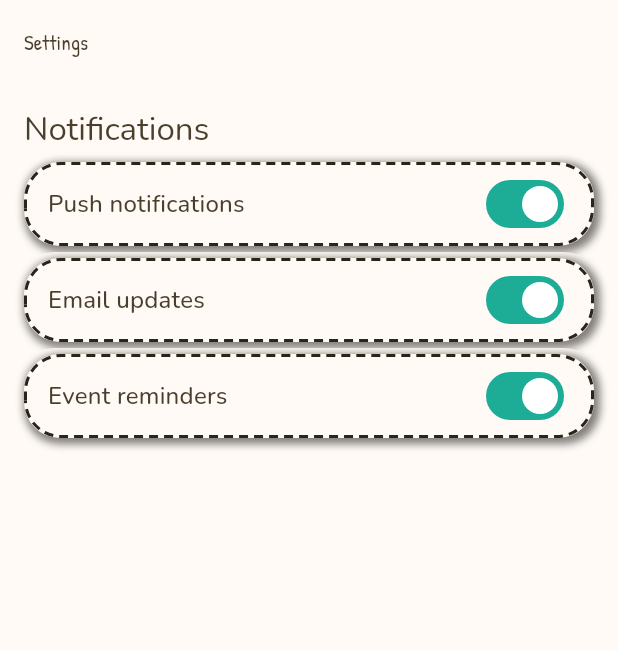
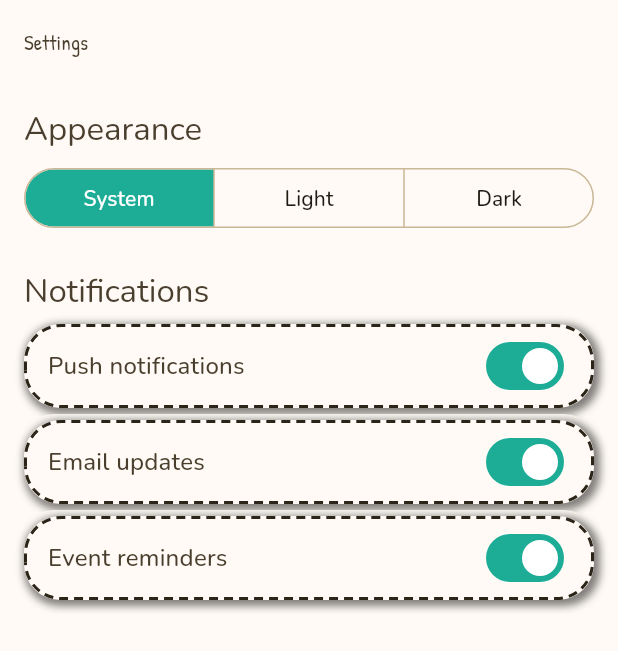
Before and after one commit to subaasw/evora-app, a Flutter app: the SettingsScreen screen opened by its route, on a phone screen of 412 x 824 dp. Shown: the top 651 px of the screen. Run offline on Flutter 3.47's test engine with Material 3 defaults, Android fonts, the phone set to English and light mode, and no system bars; our stand-ins replace fl_chart, go_router, google_fonts, qr_flutter; missing offline and left inert: mobile_scanner.

Commit message:
feat: theme mode switcher in settings

```diff
--- a/lib/features/attendee/profile_pages.dart
+++ b/lib/features/attendee/profile_pages.dart
@@ -1,5 +1,6 @@
 import 'package:flutter/material.dart';
 
+import 'package:evora/theme/app_theme.dart';
 import 'package:evora/theme/app_tokens.dart';
 import 'package:evora/theme/sketch_colors.dart';
 import 'package:evora/widgets/evora_logo.dart';
@@ -133,6 +134,10 @@ class _SettingsScreenState extends State<SettingsScreen> {
         padding: const EdgeInsets.fromLTRB(
             AppSpacing.md, AppSpacing.md, AppSpacing.md, AppSpacing.xl),
         children: [
+          Text('Appearance', style: theme.textTheme.titleLarge),
+          const SizedBox(height: AppSpacing.sm),
+          const _ThemeModePicker(),
+          const SizedBox(height: AppSpacing.lg),
           Text('Notifications', style: theme.textTheme.titleLarge),
           const SizedBox(height: AppSpacing.sm),
           _Toggle(
@@ -151,6 +156,30 @@ class _SettingsScreenState extends State<SettingsScreen> {
             onChanged: (v) => setState(() => _reminders = v),
           ),
         ],
+      ),
+    );
+  }
+}
+
+class _ThemeModePicker extends StatelessWidget {
+  const _ThemeModePicker();
+
+  @override
+  Widget build(BuildContext context) {
+    return ValueListenableBuilder<ThemeMode>(
+      valueListenable: themeModeNotifier,
+      builder: (_, mode, _) => SizedBox(
+        width: double.infinity,
+        child: SegmentedButton<ThemeMode>(
+          segments: const [
+            ButtonSegment(value: ThemeMode.system, label: Text('System')),
+            ButtonSegment(value: ThemeMode.light, label: Text('Light')),
+            ButtonSegment(value: ThemeMode.dark, label: Text('Dark')),
+          ],
+          selected: {mode},
+          showSelectedIcon: false,
+          onSelectionChanged: (s) => themeModeNotifier.value = s.first,
+        ),
       ),
     );
   }
--- a/lib/theme/app_theme.dart
+++ b/lib/theme/app_theme.dart
@@ -2,6 +2,9 @@ import 'package:flutter/material.dart';
 import 'package:google_fonts/google_fonts.dart';
 
 import 'package:evora/theme/sketch_colors.dart';
+
+/// App-wide theme mode. Settings writes it; [MaterialApp] listens to it.
+final themeModeNotifier = ValueNotifier<ThemeMode>(ThemeMode.system);
 
 TextTheme _textTheme(TextTheme base, SketchColors c) {
   final body = GoogleFonts.nunitoTextTheme(base);
```
Also changed, not shown: lib/main.dart (+10 -7 lines).
